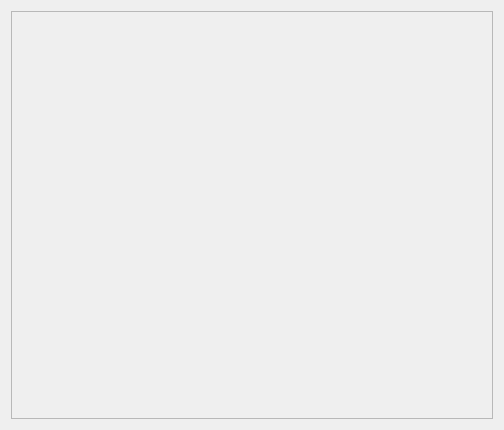
Old version of the form ui_resources/initialization.ui in the repository Tyronitar/rfsoc-interface.
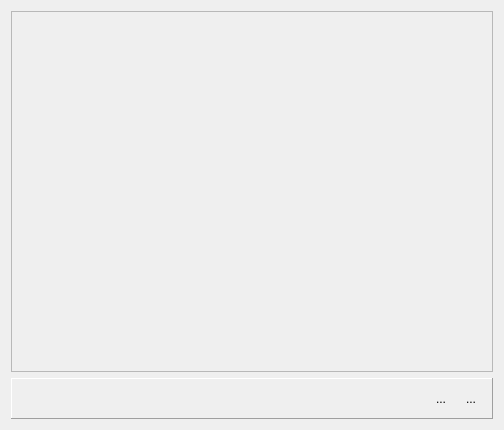
New version of the form. Icons and pictures are not drawn.

Commit message: Add Adding Channel Functionality

What changed in the file:
```diff
--- a/ui_resources/initialization.ui
+++ b/ui_resources/initialization.ui
@@ -22,13 +22,16 @@
      <property name="widgetResizable">
       <bool>true</bool>
      </property>
+     <property name="alignment">
+      <set>Qt::AlignmentFlag::AlignLeading|Qt::AlignmentFlag::AlignLeft|Qt::AlignmentFlag::AlignTop</set>
+     </property>
      <widget class="QWidget" name="scrollAreaWidgetContents">
       <property name="geometry">
        <rect>
         <x>0</x>
         <y>0</y>
         <width>484</width>
-        <height>410</height>
+        <height>358</height>
        </rect>
       </property>
       <property name="autoFillBackground">
@@ -38,6 +41,69 @@
      </widget>
     </widget>
    </item>
+   <item row="5" column="0">
+    <widget class="QFrame" name="frame">
+     <property name="frameShape">
+      <enum>QFrame::Shape::Panel</enum>
+     </property>
+     <property name="frameShadow">
+      <enum>QFrame::Shadow::Raised</enum>
+     </property>
+     <layout class="QHBoxLayout" name="horizontalLayout">
+      <item>
+       <spacer name="horizontalSpacer">
+        <property name="orientation">
+         <enum>Qt::Orientation::Horizontal</enum>
+        </property>
+        <property name="sizeHint" stdset="0">
+         <size>
+          <width>40</width>
+          <height>20</height>
+         </size>
+        </property>
+       </spacer>
+      </item>
+      <item>
+       <widget class="QToolButton" name="add_toolButton">
+        <property name="text">
+         <string>...</string>
+        </property>
+        <property name="icon">
+         <iconset theme="QIcon::ThemeIcon::ListAdd"/>
+        </property>
+        <property name="iconSize">
+         <size>
+          <width>20</width>
+          <height>20</height>
+         </size>
+        </property>
+        <property name="autoRaise">
+         <bool>true</bool>
+        </property>
+       </widget>
+      </item>
+      <item>
+       <widget class="QToolButton" name="delete_toolButton">
+        <property name="text">
+         <string>...</string>
+        </property>
+        <property name="icon">
+         <iconset theme="QIcon::ThemeIcon::ListRemove"/>
+        </property>
+        <property name="iconSize">
+         <size>
+          <width>20</width>
+          <height>20</height>
+         </size>
+        </property>
+        <property name="autoRaise">
+         <bool>true</bool>
+        </property>
+       </widget>
+      </item>
+     </layout>
+    </widget>
+   </item>
   </layout>
  </widget>
  <resources/>
```
The commit also changes 2 other files.
